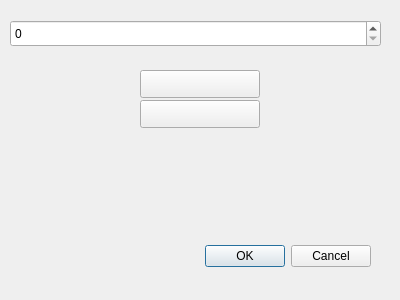
This is TurnGray/turn_gray_dialog_base.ui in raymondnijssen/turngray as Qt 5 draws it before an edit. The edited form follows.
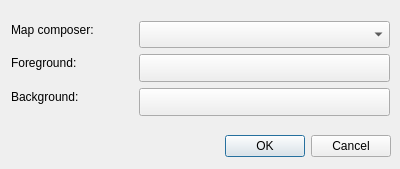
This is the edited form. Custom widgets are drawn as their Qt base class.

Commit message: added combobox to select composer

Diff of the .ui file:
```diff
--- a/TurnGray/turn_gray_dialog_base.ui
+++ b/TurnGray/turn_gray_dialog_base.ui
@@ -7,7 +7,7 @@
     <x>0</x>
     <y>0</y>
     <width>400</width>
-    <height>300</height>
+    <height>169</height>
    </rect>
   </property>
   <property name="windowTitle">
@@ -16,9 +16,9 @@
   <widget class="QDialogButtonBox" name="button_box">
    <property name="geometry">
     <rect>
-     <x>30</x>
-     <y>240</y>
-     <width>341</width>
+     <x>10</x>
+     <y>130</y>
+     <width>381</width>
      <height>32</height>
     </rect>
    </property>
@@ -32,9 +32,9 @@
   <widget class="QgsColorButtonV2" name="mColorButtonForeground">
    <property name="geometry">
     <rect>
-     <x>140</x>
-     <y>70</y>
-     <width>120</width>
+     <x>139</x>
+     <y>54</y>
+     <width>251</width>
      <height>28</height>
     </rect>
    </property>
@@ -56,9 +56,9 @@
   <widget class="QgsColorButtonV2" name="mColorButtonBackground">
    <property name="geometry">
     <rect>
-     <x>140</x>
-     <y>100</y>
-     <width>120</width>
+     <x>139</x>
+     <y>88</y>
+     <width>251</width>
      <height>28</height>
     </rect>
    </property>
@@ -70,16 +70,55 @@
     </color>
    </property>
   </widget>
-  <widget class="QSpinBox" name="spinBox_composer">
+  <widget class="QComboBox" name="comboBox_composer">
    <property name="geometry">
     <rect>
-     <x>10</x>
-     <y>20</y>
-     <width>371</width>
+     <x>139</x>
+     <y>21</y>
+     <width>251</width>
      <height>27</height>
     </rect>
    </property>
   </widget>
+  <widget class="QLabel" name="label_composer">
+   <property name="geometry">
+    <rect>
+     <x>11</x>
+     <y>21</y>
+     <width>105</width>
+     <height>17</height>
+    </rect>
+   </property>
+   <property name="text">
+    <string>Map composer:</string>
+   </property>
+  </widget>
+  <widget class="QLabel" name="label_foreground_color">
+   <property name="geometry">
+    <rect>
+     <x>11</x>
+     <y>54</y>
+     <width>85</width>
+     <height>17</height>
+    </rect>
+   </property>
+   <property name="text">
+    <string>Foreground:</string>
+   </property>
+  </widget>
+  <widget class="QLabel" name="label_background_color">
+   <property name="geometry">
+    <rect>
+     <x>11</x>
+     <y>88</y>
+     <width>86</width>
+     <height>17</height>
+    </rect>
+   </property>
+   <property name="text">
+    <string>Background:</string>
+   </property>
+  </widget>
  </widget>
  <customwidgets>
   <customwidget>
```
The commit also changes 2 other files.
